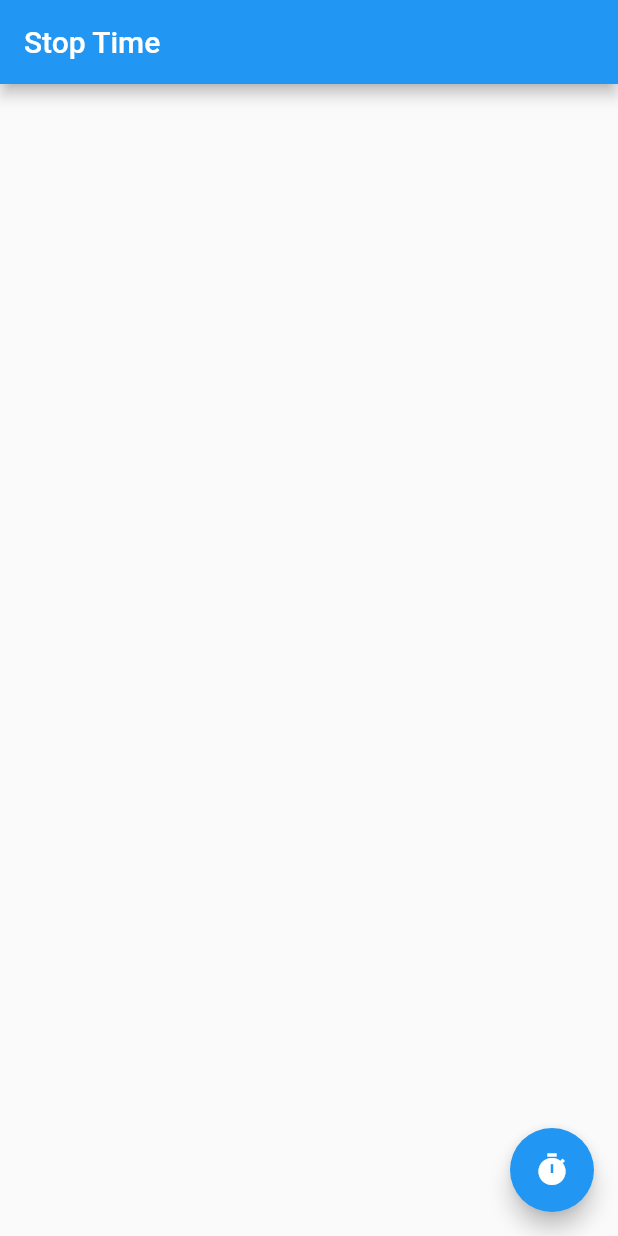
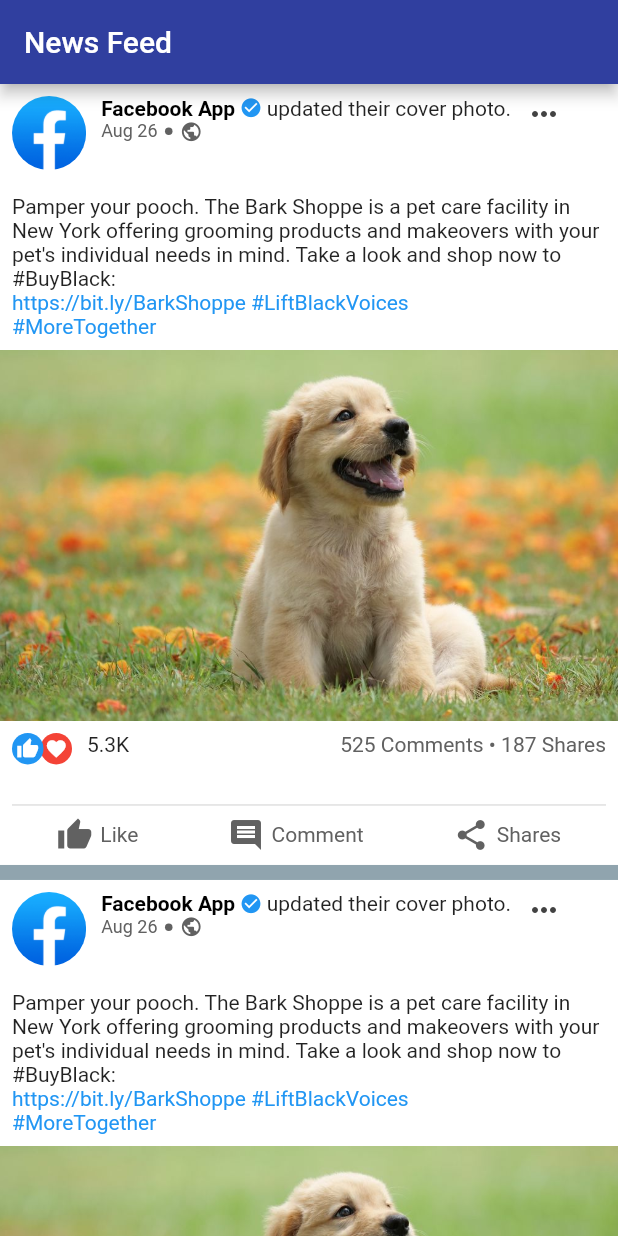
Before and after one commit to sharmashashi/GCA_DEC_JAN_FLUTTER, a Flutter app: the screen it shows after launch, on a phone screen of 412 x 824 dp. Run offline on Flutter 3.47's test engine with Material 2 defaults, Android fonts, the phone set to English and light mode, and no system bars; our stand-ins replace get.

Commit message:
assignment partial solution

```diff
--- a/lib/main.dart
+++ b/lib/main.dart
@@ -1,8 +1,7 @@
 import 'package:flutter/cupertino.dart';
 import 'package:flutter/material.dart';
 import 'package:flutter/widgets.dart';
-import 'package:fluttergca/screens/homepage/homepage.dart';
-import 'package:fluttergca/screens/stoptime/stoptime.dart';
+import 'package:fluttergca/screens/feeds/feeds.dart';
 import 'package:get/get.dart';
 
 void main() {
@@ -14,7 +13,7 @@ class MyApp extends StatelessWidget {
   Widget build(BuildContext context) {
     return GetMaterialApp(
       debugShowCheckedModeBanner: false,
-      home: StopTime(),
+      home: Feeds(),
     );
   }
 }
--- /dev/null
+++ b/lib/models/feedmodel.dart
@@ -0,0 +1,21 @@
+class FeedModel {
+  final String description,
+      link,
+      hashtag,
+      imagepath,
+      pagelogo,
+      pagename,
+      reacations,
+      comments,
+      shares;
+  FeedModel(
+      {this.description,
+      this.link,
+      this.hashtag,
+      this.imagepath,
+      this.pagelogo,
+      this.pagename,
+      this.reacations,
+      this.comments,
+      this.shares});
+}
--- /dev/null
+++ b/lib/screens/custom_card/customcard.dart
@@ -0,0 +1,233 @@
+import 'package:flutter/material.dart';
+import 'package:fluttergca/models/feedmodel.dart';
+import 'package:get/get.dart';
+
+class CustomCard extends StatelessWidget {
+  final FeedModel feedModel;
+  CustomCard(this.feedModel);
+
+  @override
+  Widget build(BuildContext context) {
+    return Container(
+      margin: EdgeInsets.only(bottom: 10),
+      color: Colors.white,
+      child: Column(
+        mainAxisAlignment: MainAxisAlignment.start,
+        mainAxisSize: MainAxisSize.min,
+        children: [
+          Padding(
+            padding: const EdgeInsets.all(8.0),
+            child: _activity(),
+          ),
+          Padding(
+            padding: const EdgeInsets.all(8.0),
+            child: _description(),
+          ),
+          _image(),
+          Padding(
+            padding: const EdgeInsets.all(8.0),
+            child: _actions(),
+          )
+        ],
+      ),
+    );
+  }
+
+  Widget _activity() {
+    return Row(
+      crossAxisAlignment: CrossAxisAlignment.start,
+      children: [
+        _logo(),
+        Padding(
+          padding: const EdgeInsets.symmetric(horizontal: 10.0),
+          child: _pageActivity(),
+        ),
+        _more()
+      ],
+    );
+  }
+
+  Widget _logo() {
+    return ClipRRect(
+      borderRadius: BorderRadius.circular(Get.width * .12),
+      child: Image.asset("assets/facebook.png", height: Get.width * .12),
+    );
+  }
+
+  Widget _pageActivity() {
+    return Column(
+      mainAxisAlignment: MainAxisAlignment.start,
+      crossAxisAlignment: CrossAxisAlignment.start,
+      mainAxisSize: MainAxisSize.min,
+      children: [
+        Row(
+          children: [
+            Row(
+              children: [
+                Text("Facebook App",
+                    style: TextStyle(
+                        fontWeight: FontWeight.bold, color: Colors.black)),
+                Padding(
+                  padding: const EdgeInsets.symmetric(horizontal: 3.0),
+                  child: Icon(
+                    Icons.check_circle,
+                    color: Colors.blue,
+                    size: 15,
+                  ),
+                )
+              ],
+            ),
+            Text("updated their cover photo.")
+          ],
+        ),
+        _postedDate()
+      ],
+    );
+  }
+
+  Widget _postedDate() {
+    Color color = Colors.grey.shade700;
+    return Row(
+      children: [
+        Text("Aug 26", style: TextStyle(color: color, fontSize: 12)),
+        Container(
+          margin: EdgeInsets.symmetric(horizontal: 5),
+          height: 5,
+          width: 5,
+          decoration: BoxDecoration(shape: BoxShape.circle, color: color),
+        ),
+        Icon(Icons.public, color: color, size: 15),
+      ],
+    );
+  }
+
+  Widget _more() {
+    return Icon(
+      Icons.more_horiz,
+      color: Colors.grey.shade800,
+    );
+  }
+
+  Widget _description() {
+    TextStyle _clickableTextStyle = TextStyle(color: Colors.blue);
+    return Column(
+      crossAxisAlignment: CrossAxisAlignment.start,
+      children: [
+        Text(
+          feedModel.description,
+        ),
+        Text(
+          feedModel.link,
+          style: _clickableTextStyle,
+        ),
+        Text(
+          feedModel.hashtag,
+          style: _clickableTextStyle,
+        )
+      ],
+    );
+  }
+
+  Widget _image() {
+    return Image.asset(
+      "assets/dog.jpg",
+      height: Get.height * .3,
+      fit: BoxFit.fitHeight,
+    );
+  }
+
+  Widget _actions() {
+    return Column(
+      mainAxisSize: MainAxisSize.min,
+      children: [
+        _postData(),
+        Divider(
+          color: Colors.grey.shade300,
+          thickness: 1,
+        ),
+        _actionButtons()
+      ],
+    );
+  }
+
+  Widget _postData() {
+    return Row(
+      crossAxisAlignment: CrossAxisAlignment.start,
+      mainAxisAlignment: MainAxisAlignment.spaceBetween,
+      children: [_reactions(), _commentsShares()],
+    );
+  }
+
+  Widget _reactions() {
+    return Row(
+      crossAxisAlignment: CrossAxisAlignment.start,
+      children: [
+        _reactionIcons(),
+        SizedBox(
+          width: 10,
+        ),
+        Text(feedModel.reacations + "K")
+      ],
+    );
+  }
+
+  Widget _reactionIcons() {
+    return SizedBox(
+      height: 40,
+      width: 40,
+      child: Stack(
+        children: [
+          Positioned(
+              right: 0,
+              child: _stackIconBuilder(Icons.favorite,
+                  backgroundColor: Colors.red)),
+          _stackIconBuilder(Icons.thumb_up, backgroundColor: Colors.blue)
+        ],
+      ),
+    );
+  }
+
+  Widget _stackIconBuilder(IconData iconData, {Color backgroundColor}) {
+    return Container(
+      margin: EdgeInsets.only(right: iconData == Icons.thumb_up ? 5 : 0),
+      padding: EdgeInsets.all(3),
+      decoration: BoxDecoration(color: backgroundColor, shape: BoxShape.circle),
+      child: Icon(
+        iconData,
+        size: 15,
+        color: Colors.white,
+      ),
+    );
+  }
+
+  Widget _commentsShares() {
+    TextStyle textStyle = TextStyle(color: Colors.grey.shade700);
+    return Text(
+      "${feedModel.comments} Comments \u2022 ${feedModel.shares} Shares",
+      style: textStyle,
+    );
+  }
+
+  Widget _actionButtons() {
+    return Row(
+      mainAxisAlignment: MainAxisAlignment.spaceAround,
+      children: [
+        _eachActionButton(Icons.thumb_up, "Like"),
+        _eachActionButton(Icons.comment, "Comment"),
+        _eachActionButton(Icons.share, "Shares"),
+      ],
+    );
+  }
+
+  Widget _eachActionButton(IconData iconData, String action) {
+    return Row(
+      children: [
+        Icon(iconData, color: Colors.grey.shade700),
+        SizedBox(
+          width: 5,
+        ),
+        Text(action, style: TextStyle(color: Colors.grey.shade700))
+      ],
+    );
+  }
+}
--- /dev/null
+++ b/lib/screens/feeds/feeds.dart
@@ -0,0 +1,21 @@
+import 'package:flutter/material.dart';
+import 'package:fluttergca/screens/custom_card/customcard.dart';
+import 'package:fluttergca/screens/feeds/feedsController.dart';
+import 'package:get/get.dart';
+
+class Feeds extends StatelessWidget {
+  @override
+  Widget build(BuildContext context) {
+    return Scaffold(
+        backgroundColor: Colors.blueGrey.shade300,
+        appBar: AppBar(
+          backgroundColor: Colors.indigo.shade700,
+          title: Text("News Feed"),
+        ),
+        body: GetBuilder(
+          init: FeedsController(),
+          builder: (FeedsController controller) =>
+              ListView(children: controller.cards),
+        ));
+  }
+}
--- /dev/null
+++ b/lib/screens/feeds/feedsController.dart
@@ -0,0 +1,50 @@
+import 'package:flutter/material.dart';
+import 'package:fluttergca/models/feedmodel.dart';
+import 'package:fluttergca/screens/custom_card/customcard.dart';
+import 'package:get/state_manager.dart';
+
+class FeedsController extends GetxController {
+  String _descriptionText =
+      "Pamper your pooch. The Bark Shoppe is a pet care facility in New York offering grooming products and makeovers with your pet's individual needs in mind. Take a look and shop now to #BuyBlack:";
+  String _link = "https://bit.ly/BarkShoppe #LiftBlackVoices";
+  String _hashtag = "#MoreTogether";
+
+  String _reactionCounts = "5.3";
+  String _comments = "525";
+  String _shares = "187";
+
+  FeedsController() {
+    init();
+  }
+
+
+
+  List<Widget> _cards = [
+    Center(
+      child: CircularProgressIndicator(),
+    )
+  ];
+  List<Widget> get cards => _cards;
+
+  init() async {
+    await _loadCards();
+    update();
+  }
+
+  List<Widget> tempList = List();
+  Future<void> _loadCards() async {
+    await Future.delayed(Duration(seconds: 2));
+    for (int i = 0; i < 10; i++) {
+      FeedModel model = FeedModel(
+          description: _descriptionText,
+          link: _link,
+          hashtag: _hashtag,
+          reacations: _reactionCounts,
+          comments: _comments,
+          shares: _shares);
+
+      tempList.add(CustomCard(model));
+    }
+    _cards = tempList;
+  }
+}
--- a/lib/screens/homepage/homepage.dart
+++ /dev/null
@@ -1,38 +0,0 @@
-import 'package:flutter/material.dart';
-import 'package:fluttergca/screens/homepage/homepagecontroller.dart';
-import 'package:get/get.dart';
-
-class HomePage extends StatelessWidget {
-  @override
-  Widget build(BuildContext context) {
-    return Scaffold(
-      appBar: AppBar(
-        title: Text("Using SharedPreferences"),
-      ),
-      body: GetBuilder(
-        init: HomePageController(),
-        builder: (HomePageController homePageController) => Column(
-          children: [
-            TextField(
-              controller: homePageController.textFieldController,
-            ),
-            FlatButton(
-              color: Colors.blue,
-              onPressed: () {
-                homePageController.save();
-              },
-              child: Text("Save"),
-            ),
-            FlatButton(
-              onPressed: () {
-                homePageController.load();
-              },
-              color: Colors.purple,
-              child: Text("Load"),
-            )
-          ],
-        ),
-      ),
-    );
-  }
-}
--- a/lib/screens/homepage/homepagecontroller.dart
+++ /dev/null
@@ -1,28 +0,0 @@
-import 'package:flutter/widgets.dart';
-import 'package:get/get.dart';
-import 'package:shared_preferences/shared_preferences.dart';
-
-class HomePageController extends GetxController {
-  final TextEditingController textFieldController = TextEditingController();
-
-  save() async {
-    SharedPreferences preferences = await SharedPreferences.getInstance();
-    String value = textFieldController.text;
-
-    bool isSaved = await preferences.setString("enteredText", value);
-    if (isSaved) {
-      textFieldController.clear();
-    }
-  }
-
-  load() async {
-    SharedPreferences pref = await SharedPreferences.getInstance();
-    String loadedValue = pref.getString("enteredText");
-    textFieldController.text = loadedValue;
-  }
-
-  clear() async {
-    SharedPreferences pref = await SharedPreferences.getInstance();
-    pref.clear();
-  }
-}
--- a/lib/screens/stoptime/stoptime.dart
+++ /dev/null
@@ -1,33 +0,0 @@
-import 'package:flutter/material.dart';
-import 'package:fluttergca/screens/stoptime/stoptimecontroller.dart';
-import 'package:get/get.dart';
-
-class StopTime extends StatelessWidget {
-  @override
-  Widget build(BuildContext context) {
-    return GetBuilder(
-      init: StopTimeController(),
-      builder: (StopTimeController controller) => Scaffold(
-        appBar: AppBar(
-          title: Text("Stop Time"),
-        ),
-        floatingActionButton: _floatingButton(controller),
-        body: _body(controller),
-      ),
-    );
-  }
-
-  Widget _floatingButton(StopTimeController controller) {
-    return FloatingActionButton(
-        onPressed: () {
-          controller.stop();
-        },
-        child: Icon(Icons.timer));
-  }
-
-  Widget _body(StopTimeController controller) {
-    return ListView(
-      children: controller.timeList,
-    );
-  }
-}
--- a/lib/screens/stoptime/stoptimecontroller.dart
+++ /dev/null
@@ -1,33 +0,0 @@
-import 'dart:async';
-
-import 'package:flutter/widgets.dart';
-import 'package:get/state_manager.dart';
-
-class StopTimeController extends GetxController {
-  StopTimeController() {
-    listen();
-  }
-  StreamController streamController = StreamController<String>();
-
-  List<Widget> _timeList = [_widget()];
-  List<Widget> get timeList => _timeList;
-
-  stop() {
-    streamController.sink.add(DateTime.now().toIso8601String());
-  }
-
-  listen() {
-    print("listening..");
-    streamController.stream.listen((time) {
-      List<Widget> tempList = List();
-      tempList.add(Text(time));
-      tempList.insertAll(0, _timeList);
-      _timeList = tempList;
-      update();
-    });
-  }
-
-  static Widget _widget() {
-    return SizedBox();
-  }
-}
--- a/lib/screens/streams/streamexample.dart
+++ /dev/null
@@ -1,43 +0,0 @@
-import 'dart:async';
-
-import 'package:flutter/material.dart';
-
-class StreamExample extends StatelessWidget {
-  final StreamController streamController = StreamController();
-  @override
-  Widget build(BuildContext context) {
-    return Scaffold(
-      appBar: AppBar(
-        title: Text("Streams"),
-      ),
-      body: _body(),
-    );
-  }
-
-  Widget _body() {
-    return Column(
-      children: [_listenbutton(), _addbutton()],
-    );
-  }
-
-  Widget _addbutton() {
-    String currentDateTime = DateTime.now().toIso8601String();
-    return RaisedButton(
-      onPressed: () {
-        streamController.sink.add(currentDateTime);
-      },
-      child: Text("Add"),
-    );
-  }
-
-  Widget _listenbutton() {
-    return RaisedButton(
-      onPressed: () {
-        streamController.stream.listen((data) {
-          print(data);
-        });
-      },
-      child: Text("Listen to Changes"),
-    );
-  }
-}
```
Also changed, not shown: assets/dog.jpg (added), assets/facebook.png (added).
